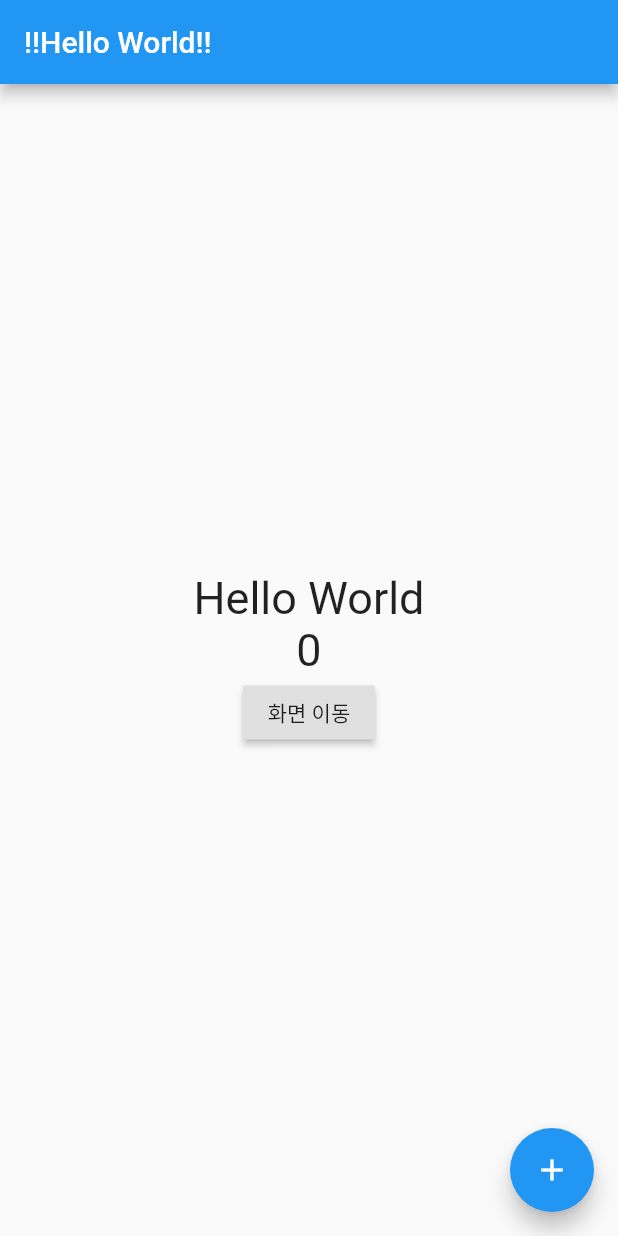
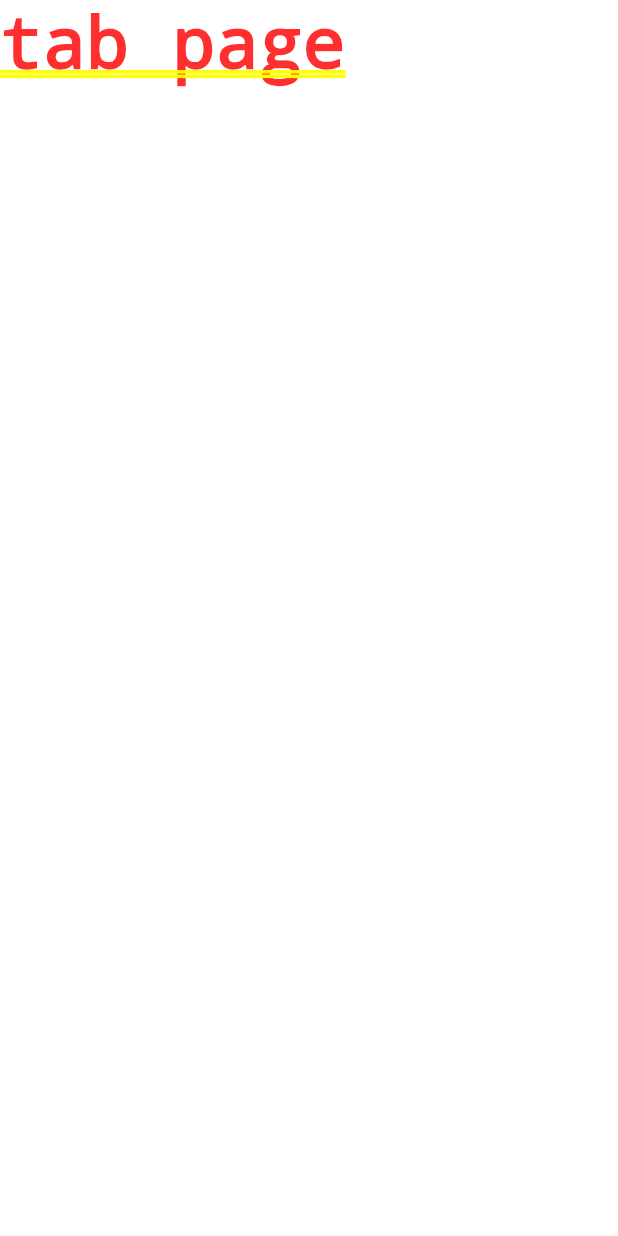
Before and after one commit to Jungtae-Lee/Flutter_basic, a Flutter app: the screen it shows after launch, on a phone screen of 412 x 824 dp. Run offline on Flutter 3.47's test engine with Material 2 defaults, Android fonts, the phone set to English and light mode, and no system bars.

```diff
--- /dev/null
+++ b/lib/login_page.dart
@@ -0,0 +1,10 @@
+import 'package:flutter/material.dart';
+
+class LoginPage extends StatelessWidget {
+  const LoginPage({Key? key}) : super(key: key);
+
+  @override
+  Widget build(BuildContext context) {
+    return Container(child: Text('login page'));
+  }
+}
--- a/lib/main.dart
+++ b/lib/main.dart
@@ -1,5 +1,5 @@
 import 'package:flutter/material.dart';
-import 'cupertino_page.dart';
+import 'root_page.dart';
 
 void main() {
   runApp(MyApp());
@@ -23,50 +23,7 @@ class MyApp extends StatelessWidget {
         // is not restarted.
         primarySwatch: Colors.blue,
       ),
-        home: HelloPage('!!Hello World!!'));
+      home: RootPage(),
+    );
   }
 }
-
-class HelloPage extends StatefulWidget {
-  final String title;
-
-  HelloPage(this.title) : super();
-
-  @override
-  _HelloPageState createState() => _HelloPageState();
-}
-
-class _HelloPageState extends State<HelloPage> {
-  String _message = 'Hello World';
-  int _counter = 0;
-
-  @override
-  Widget build(BuildContext context) {
-    return Scaffold(
-        floatingActionButton: FloatingActionButton(child: Icon(Icons.add), onPressed: _changeMessage),
-        appBar: AppBar(
-          title: Text(widget.title),
-        ),
-        body: Center(
-            child: Column(
-          mainAxisAlignment: MainAxisAlignment.center,
-          children: <Widget>[
-            Text(_message, style: TextStyle(fontSize: 30)),
-            Text('$_counter', style: TextStyle(fontSize: 30)),
-            RaisedButton(
-              child: Text('화면 이동'),
-              onPressed: () {
-                Navigator.push(context, MaterialPageRoute(builder: (context) => CupertinoPage()));
-              },
-            )
-          ],
-        )));
-  }
-
-  void _changeMessage() {
-    setState(() {
-      _message = '헬로 월드';
-      _counter++;
-    });
-  }
-}
--- /dev/null
+++ b/lib/root_page.dart
@@ -0,0 +1,9 @@
+import 'package:flutter/material.dart';
+import 'tab_page.dart';
+
+class RootPage extends StatelessWidget {
+  @override
+  Widget build(BuildContext context) {
+    return TabPage();
+  }
+}
--- /dev/null
+++ b/lib/tab_page.dart
@@ -0,0 +1,13 @@
+import 'package:flutter/material.dart';
+
+class TabPage extends StatefulWidget {
+  @override
+  _TabPageState createState() => _TabPageState();
+}
+
+class _TabPageState extends State<TabPage> {
+  @override
+  Widget build(BuildContext context) {
+    return Container(child: Text('tab page'));
+  }
+}
```
Also changed, not shown: lib/cupertino_page.dart (deleted, +0 -45 lines). Lines whose indentation alone changed are shown as unchanged.
